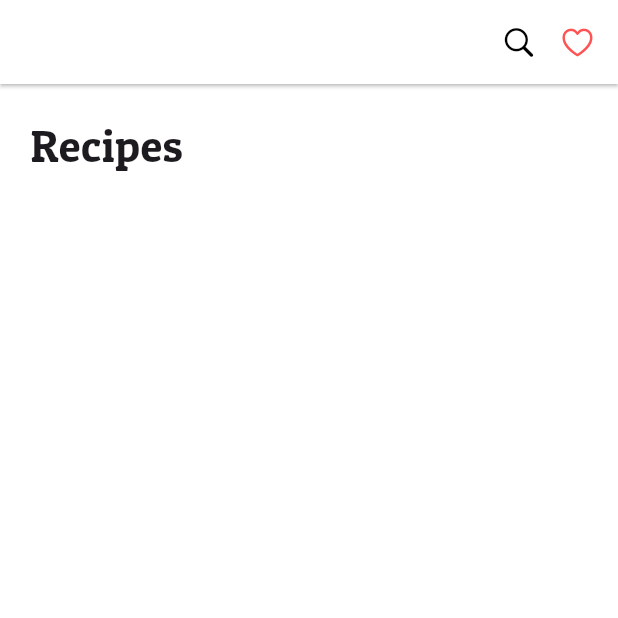
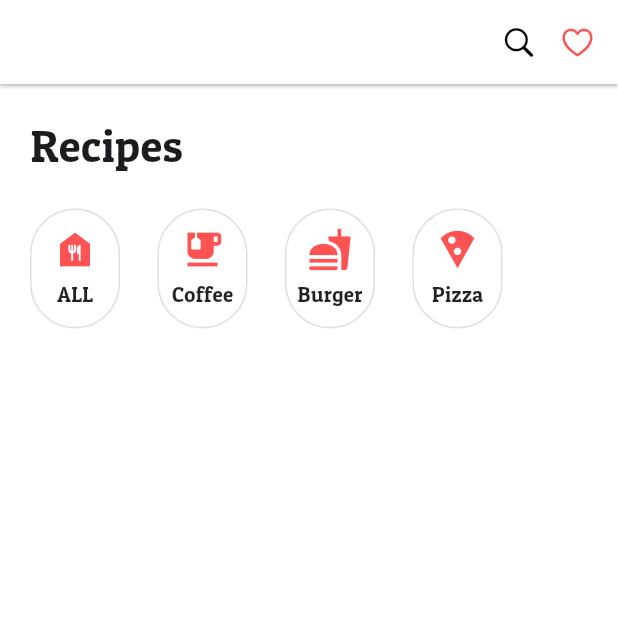
Before and after one commit to EungBug/flutter_ui, a Flutter app: the screen it shows after launch, on a phone screen of 412 x 824 dp, the top half of it. Run offline on Flutter 3.47's test engine with Material 3 defaults, Android fonts, the phone set to English and light mode, and no system bars.

Commit message:
💄 Menu widget custom

```diff
--- a/recipe_app/lib/components/recipe_menu.dart
+++ b/recipe_app/lib/components/recipe_menu.dart
@@ -5,6 +5,68 @@ class RecipeMenu extends StatelessWidget {
 
   @override
   Widget build(BuildContext context) {
-    return Container();
+    return const Padding(
+      padding: EdgeInsets.only(top: 20),
+      child: Row(
+        children: [
+          MenuItem(icon: Icons.food_bank, text: "ALL"),
+          SizedBox(
+            width: 25,
+          ),
+          MenuItem(icon: Icons.emoji_food_beverage, text: "Coffee"),
+          SizedBox(
+            width: 25,
+          ),
+          MenuItem(icon: Icons.fastfood, text: "Burger"),
+          SizedBox(
+            width: 25,
+          ),
+          MenuItem(icon: Icons.local_pizza, text: "Pizza"),
+          SizedBox(
+            width: 25,
+          ),
+        ],
+      ),
+    );
   }
 }
+
+class MenuItem extends StatelessWidget {
+  final IconData icon;
+  final String text;
+
+  const MenuItem({
+    super.key,
+    required this.icon,
+    required this.text,
+  });
+
+  @override
+  Widget build(BuildContext context) {
+    return Container(
+      width: 60,
+      height: 80,
+      decoration: BoxDecoration(
+        borderRadius: BorderRadius.circular(30),
+        border: Border.all(color: Colors.black12),
+      ),
+      child: Column(
+        mainAxisAlignment: MainAxisAlignment.center,
+        children: [
+          Icon(
+            icon,
+            color: Colors.redAccent,
+            size: 30,
+          ),
+          const SizedBox(
+            height: 5,
+          ),
+          Text(
+            text,
+            style: const TextStyle(color: Colors.black87),
+          ),
+        ],
+      ),
+    );
+  }
+}
```
